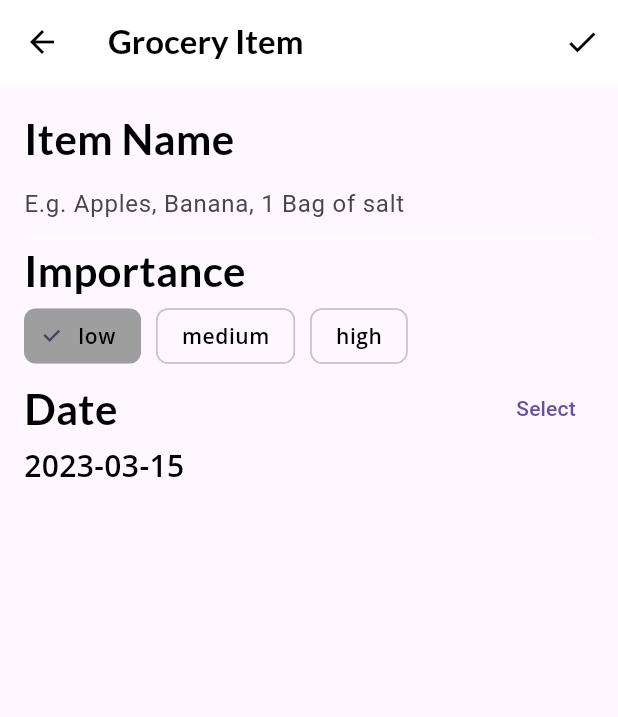
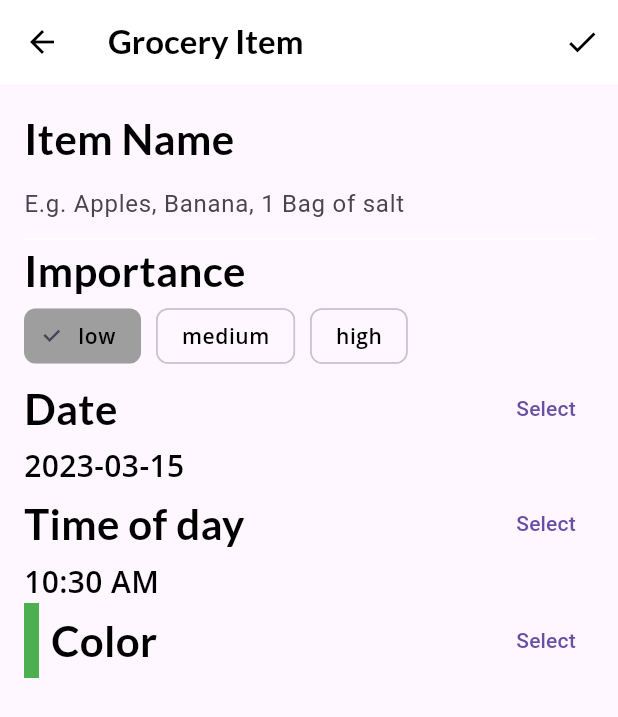
Before and after one commit to krystianpetek/LearningFlutter, a Flutter app: the GroceryItemScreen screen opened directly with empty values, on a phone screen of 412 x 824 dp. Shown: the top 717 px of the screen. Run offline on Flutter 3.47's test engine with Material 2 defaults, Android fonts, the phone set to English and light mode, and no system bars; our stand-ins replace flutter_colorpicker, google_fonts.

Commit message:
Created time widget and color picker widget

```diff
--- a/book-flutter_apprentice/two_foodapp/lib/screens/grocery_item_screen.dart
+++ b/book-flutter_apprentice/two_foodapp/lib/screens/grocery_item_screen.dart
@@ -1,4 +1,5 @@
 import 'package:flutter/material.dart';
+import 'package:flutter_colorpicker/flutter_colorpicker.dart';
 import 'package:google_fonts/google_fonts.dart';
 import 'package:intl/intl.dart';
 import 'package:two_foodapp/models/grocery_item.dart';
@@ -76,6 +77,8 @@ class GroceryItemScreenState extends State<GroceryItemScreen> {
             buildNameField(),
             buildImportanceField(),
             buildDateField(context),
+            buildTimeField(context),
+            buildColorPicker(context),
           ],
         ),
       ),
@@ -195,4 +198,83 @@ class GroceryItemScreenState extends State<GroceryItemScreen> {
       ],
     );
   }
+
+  Widget buildTimeField(BuildContext context) {
+    return Column(
+      crossAxisAlignment: CrossAxisAlignment.start,
+      children: [
+        Row(
+          mainAxisAlignment: MainAxisAlignment.spaceBetween,
+          children: [
+            Text(
+              'Time of day',
+              style: GoogleFonts.lato(fontSize: 28),
+            ),
+            TextButton(
+              child: const Text('Select'),
+              onPressed: () async {
+                final timeOfDay = await showTimePicker(
+                    context: context, initialTime: TimeOfDay.now());
+                setState(() {
+                  if (timeOfDay != null) {
+                    _timeOfDay = timeOfDay;
+                  }
+                });
+              },
+            ),
+          ],
+        ),
+        Text(_timeOfDay.format(context)),
+      ],
+    );
+  }
+
+  Widget buildColorPicker(BuildContext context) {
+    return Row(
+      mainAxisAlignment: MainAxisAlignment.spaceBetween,
+      children: [
+        Row(
+          children: [
+            Container(
+              height: 50,
+              width: 10,
+              color: _currentColor,
+            ),
+            const SizedBox(
+              width: 8,
+            ),
+            Text(
+              'Color',
+              style: GoogleFonts.lato(fontSize: 28),
+            ),
+          ],
+        ),
+        TextButton(
+          child: const Text('Select'),
+          onPressed: () {
+            showDialog(
+                context: context,
+                builder: (context) {
+                  return AlertDialog(
+                    content: BlockPicker(
+                      pickerColor: Colors.white,
+                      onColorChanged: (color) => setState(() {
+                        _currentColor = color;
+                      }),
+                    ),
+                    actions: [
+                      TextButton(
+                        child: const Text('Save'),
+                        onPressed: () {
+                          Navigator.of(context).pop();
+                        },
+                      )
+                    ],
+                  );
+                });
+          },
+        ),
+      ],
+    );
+  }
 }
```
